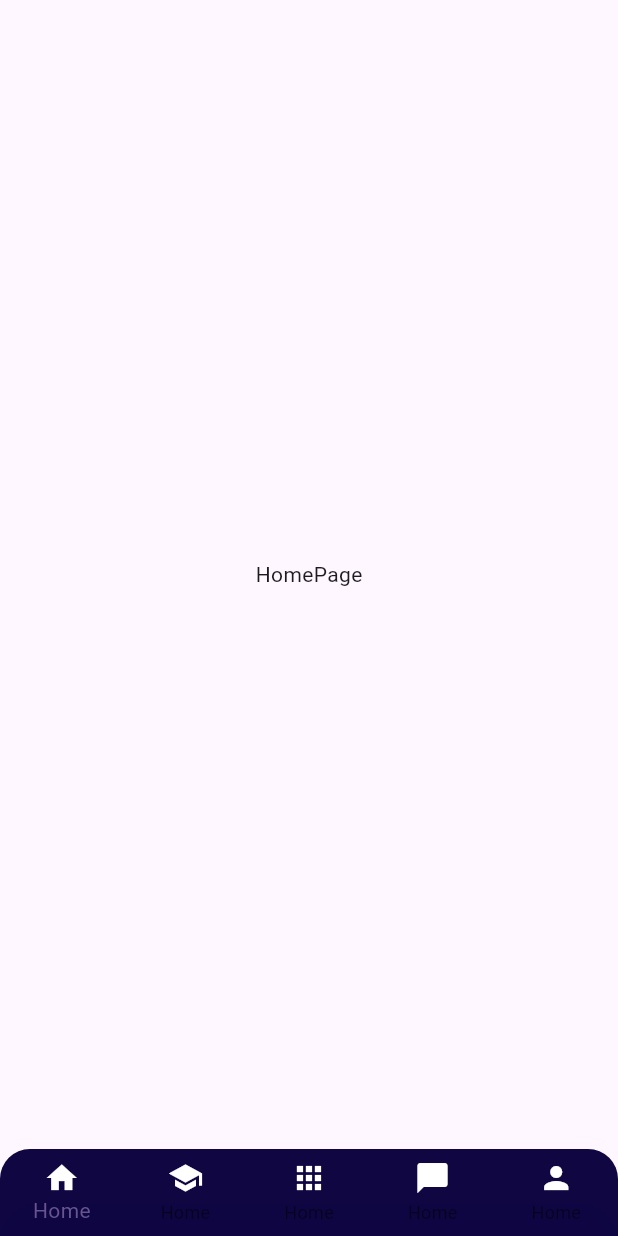
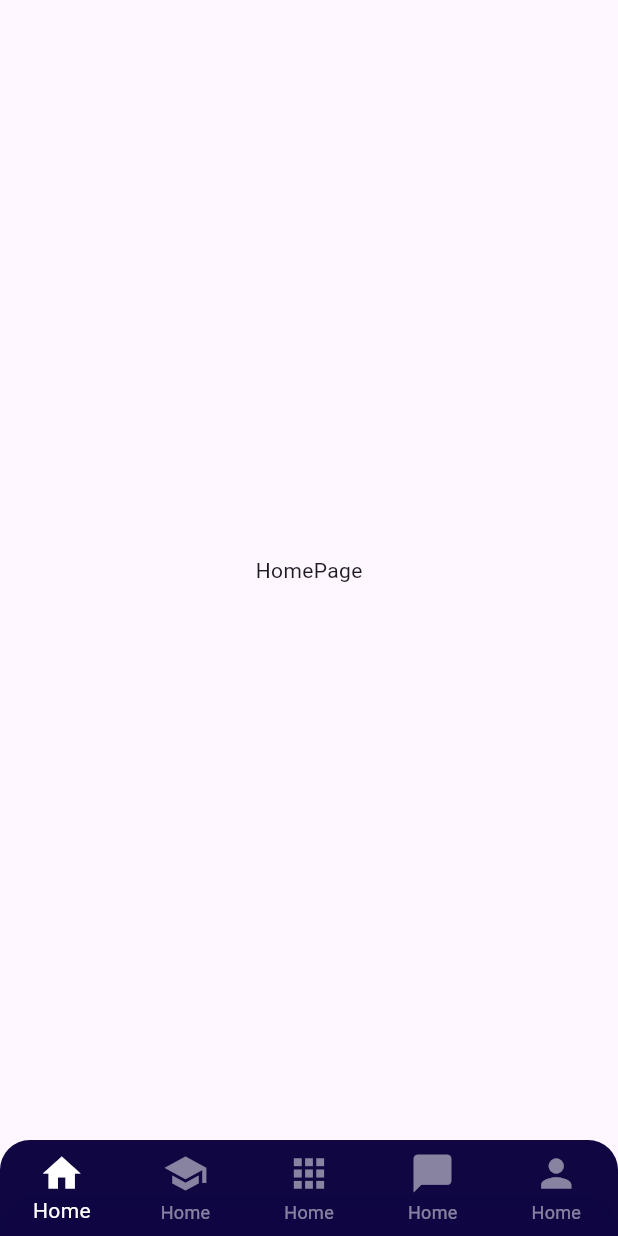
Before and after one commit to Darrylwin/ui_2, a Flutter app: the screen it shows after launch, on a phone screen of 412 x 824 dp. Run offline on Flutter 3.47's test engine with Material 3 defaults, Android fonts, the phone set to English and light mode, and no system bars.

Commit message:
bottomnavbar colors

```diff
--- a/lib/navigation/my_navigation_bar.dart
+++ b/lib/navigation/my_navigation_bar.dart
@@ -45,18 +45,16 @@ class _NavigationBarState extends State<MyNavigationBar> {
           type: BottomNavigationBarType.fixed,
           currentIndex: selectedIndex,
           items: [
+            BottomNavigationBarItem(icon: Icon(Icons.home), label: "Home"),
+            BottomNavigationBarItem(icon: Icon(Icons.school), label: "Home"),
+            BottomNavigationBarItem(icon: Icon(Icons.apps), label: "Home"),
             BottomNavigationBarItem(
-                icon: Icon(Icons.home, color: Colors.white), label: "Home"),
-            BottomNavigationBarItem(
-                icon: Icon(Icons.school, color: Colors.white), label: "Home"),
-            BottomNavigationBarItem(
-                icon: Icon(Icons.apps, color: Colors.white), label: "Home"),
-            BottomNavigationBarItem(
-                icon: Icon(Icons.chat_bubble_rounded, color: Colors.white),
-                label: "Home"),
-            BottomNavigationBarItem(
-                icon: Icon(Icons.person, color: Colors.white), label: "Home"),
+                icon: Icon(Icons.chat_bubble_rounded), label: "Home"),
+            BottomNavigationBarItem(icon: Icon(Icons.person), label: "Home"),
           ],
+          iconSize: 30,
+          selectedItemColor: Colors.white,
+          unselectedItemColor: Colors.white.withOpacity(.5),
         ),
       ),
     );
```
